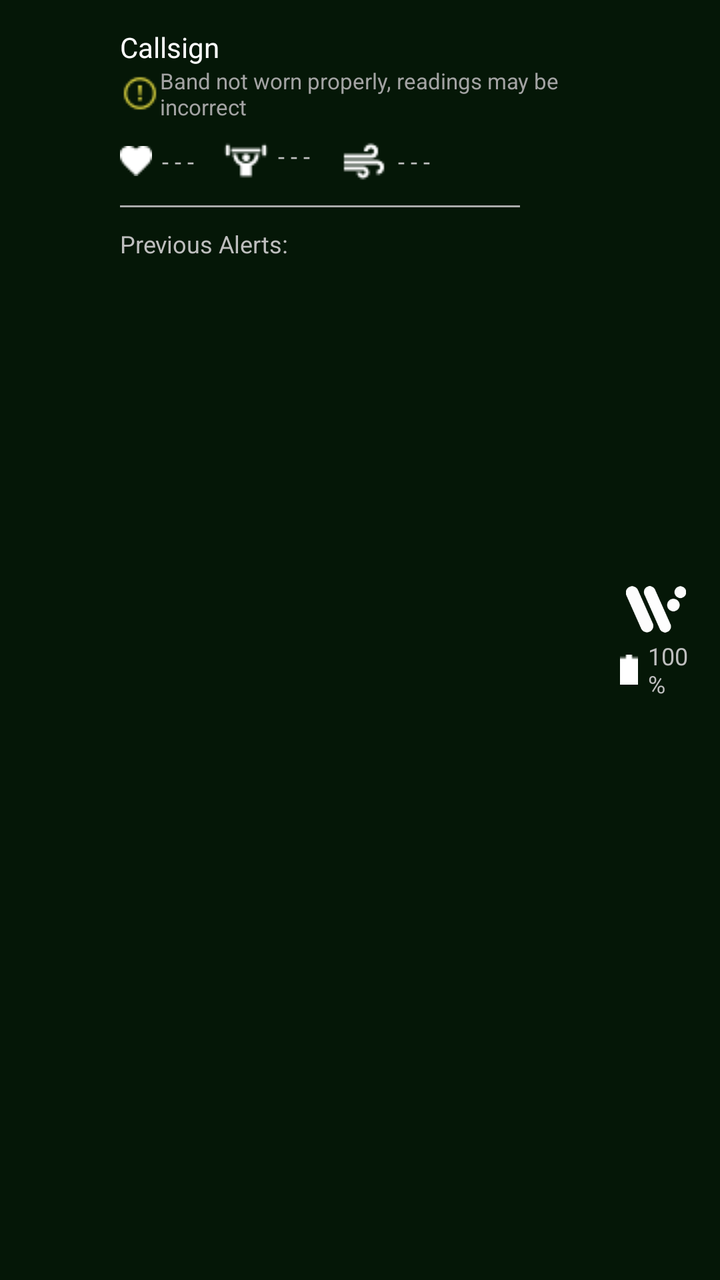
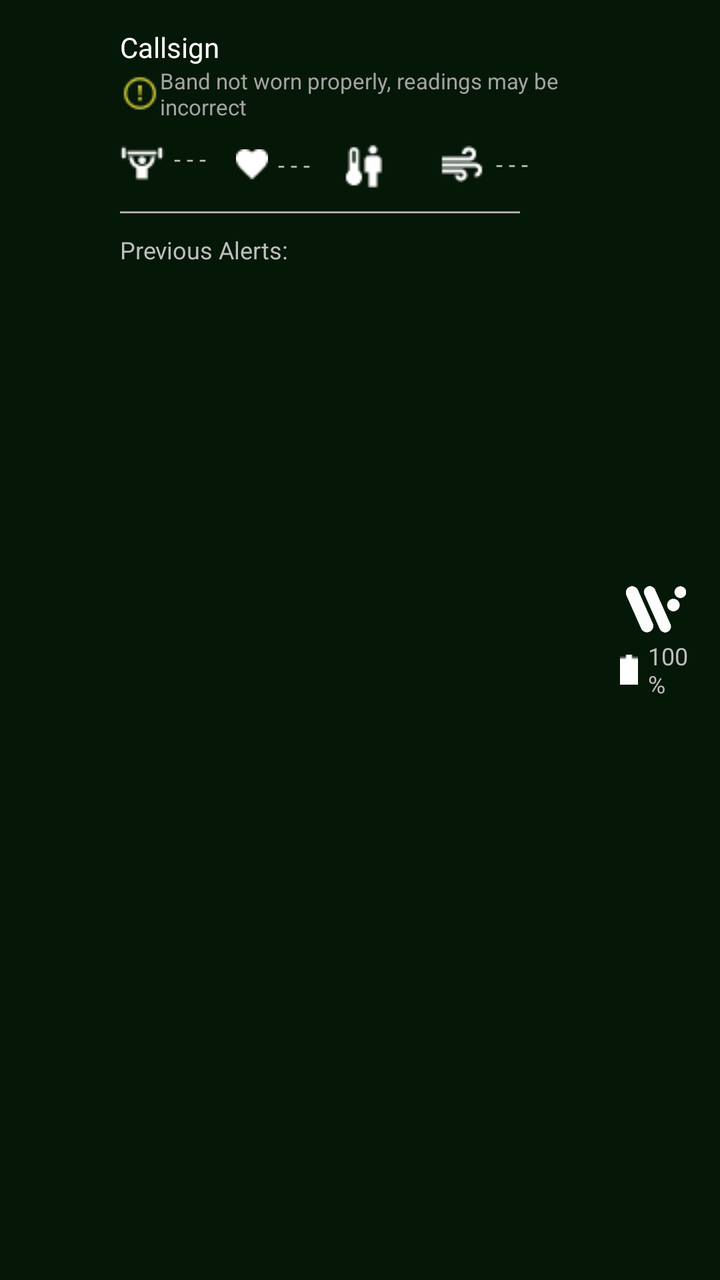

The first picture is an Android layout as it rendered before a commit; the second is the same layout after the commit. The layout source and the unified diff follow.
<!-- AndroidManifest.xml: application theme AppTheme -->
<!-- res/layout/custom_group_view.xml -->
<?xml version="1.0" encoding="utf-8"?>
<LinearLayout
    xmlns:android="http://schemas.android.com/apk/res/android"
    xmlns:tools="http://schemas.android.com/tools"
    android:layout_width="match_parent"
    android:layout_height="wrap_content"
    android:orientation="horizontal"
    android:paddingVertical="10dp"
    tools:ignore="UselessParent"
    android:background="@color/greenbg"
    style="@style/AppTheme">

    <ImageView
        android:id="@+id/alertIcon"
        android:layout_width="25dp"
        android:layout_height="25dp"
        android:layout_marginStart="25dp"
        android:layout_marginEnd="10dp"
        android:src="@drawable/danger"
        tools:ignore="ContentDescription"
        android:layout_gravity="center_vertical"
        android:visibility="invisible"/>

    <LinearLayout
        android:id="@+id/nameAndAlerts"
        android:layout_width="wrap_content"
        android:layout_height="wrap_content"
        android:orientation="vertical"
        android:layout_marginTop="4dp">

        <TextView
            android:id="@+id/textCallsign"
            android:layout_width="wrap_content"
            android:layout_height="wrap_content"
            android:textSize="14sp"
            android:text="Callsign"
            android:textColor="@color/white"
            tools:ignore="RtlHardcoded"/>

        <TextView
            android:id="@+id/textisFalsePositive"
            android:layout_width="250dp"
            android:layout_height="wrap_content"
            android:textSize="11sp"
            android:text="Band not worn properly, readings may be incorrect"
            android:textColor="@color/light_gray"
            tools:ignore="RtlHardcoded"
            android:paddingBottom="3dp"
            android:drawableStart="@drawable/isfalsepositive"
            android:visibility = "visible"/>

        <TextView
            android:id="@+id/textLastConnected"
            android:layout_width="wrap_content"
            android:layout_height="wrap_content"
            android:textSize="13sp"
            android:text="Last connected X minutes ago"
            android:textColor="@color/light_gray"
            tools:ignore="RtlHardcoded"
            android:paddingBottom="7dp"
            android:visibility="gone"/>

        <LinearLayout
            android:id="@+id/healthData"
            android:layout_width="wrap_content"
            android:layout_height="wrap_content"
            android:gravity="center_vertical"
            android:paddingTop="5dp">

            <TextView
                android:id="@+id/textHeartRate"
                android:layout_width="wrap_content"
                android:layout_height="wrap_content"
                android:textSize="12sp"
                tools:ignore="RtlHardcoded"
                android:text="- - -"
                android:layout_marginEnd="15dp"
                android:drawableStart="@drawable/heartrate"
                android:drawablePadding="5dp"/>

            <TextView
                android:id="@+id/textExertion"
                android:layout_width="wrap_content"
                android:layout_height="wrap_content"
                android:textSize="12sp"
                tools:ignore="RtlHardcoded"
                android:text="- - -"
                android:layout_marginEnd="15dp"
                android:drawableStart="@drawable/exertion"
                android:drawablePadding="5dp"/>
            <TextView
                android:id="@+id/textVo2"
                android:layout_width="wrap_content"
                android:layout_height="wrap_content"
                android:drawableStart="@drawable/vo2"
                android:text="- - -"
                android:textSize="12sp"
                tools:ignore="RtlHardcoded"
                android:gravity="center_vertical"
                android:drawablePadding="5dp"
                android:layout_toEndOf="@id/textHrlv"/>











        </LinearLayout>

        <RelativeLayout
            android:id="@+id/expandedHealthData"
            android:layout_width="wrap_content"
            android:layout_height="wrap_content"
            android:layout_marginTop="3dp"
            android:gravity="center_vertical"
            android:visibility="gone">

            <TextView
                android:id="@+id/textCaloricBurnRate"
                android:layout_width="wrap_content"
                android:layout_height="wrap_content"
                android:textSize="12sp"
                tools:ignore="RtlHardcoded"
                android:text="- - -"
                android:layout_marginEnd="15dp"
                android:drawableStart="@drawable/calories"
                android:drawablePadding="5dp"/>

            <TextView
                android:id="@+id/textHrlv"
                android:layout_width="wrap_content"
                android:layout_height="wrap_content"
                android:textSize="12sp"
                tools:ignore="RtlHardcoded"
                android:text="- - -"
                android:layout_marginEnd="15dp"
                android:drawableStart="@drawable/hrlv"
                android:drawablePadding="5dp"
                android:layout_toEndOf="@id/textCaloricBurnRate"/>













            <TextView
                android:id="@+id/textHrv"
                android:layout_width="wrap_content"
                android:layout_height="wrap_content"
                android:drawableStart="@drawable/hrv"
                android:text="- - -"
                android:textSize="12sp"
                tools:ignore="RtlHardcoded"
                android:drawablePadding="5dp"
                android:layout_marginTop="3dp"
                android:layout_below="@id/textCaloricBurnRate"/>
        </RelativeLayout>

        <LinearLayout
            android:layout_width="wrap_content"
            android:layout_height="wrap_content"
            android:id="@+id/previousAlert"
            android:layout_marginTop="10dp"
            android:orientation="vertical">
            <View
                android:layout_width="200dp"
                android:layout_height="1dp"
                android:background="@android:color/darker_gray"/>

            <TextView
                android:layout_width="wrap_content"
                android:layout_height="wrap_content"
                android:text="@string/previous_alerts"
                android:textSize="12sp"
                android:layout_marginTop="10dp"/>

        </LinearLayout>

    </LinearLayout>

    <RelativeLayout
        android:layout_width="wrap_content"
        android:layout_height="wrap_content"
        android:layout_gravity="center_vertical"
        android:layout_marginEnd="10dp"
        android:orientation="vertical">

        <ImageView
            android:id="@+id/iconWearableLogo"
            android:layout_width="30dp"
            android:layout_height="30dp"
            android:src="@drawable/wearos"
            android:layout_marginEnd="7dp"
            android:layout_alignParentEnd="true"/>

        <TextView
            android:id="@+id/textBattery"
            android:layout_width="wrap_content"
            android:layout_height="wrap_content"
            android:textSize="12sp"
            android:text="100%"
            tools:ignore="RtlHardcoded"
            android:layout_below="@id/iconWearableLogo"
            android:layout_alignParentEnd="true"
            android:drawableStart="@drawable/battery"
            android:drawablePadding="5dp"/>


    </RelativeLayout>





</LinearLayout>
<!-- resources referenced by this layout -->
<resources>
  <color name="greenbg">#202BB73B</color>
  <color name="light_gray">#A3A3A3</color>
  <color name="white">#ffffff</color>
  <!-- drawable battery: png bitmap (drawable, 158 bytes) -->
  <!-- drawable calories: png bitmap (drawable, 372 bytes) -->
  <!-- drawable danger: png bitmap (drawable, 1175 bytes) -->
  <!-- drawable exertion: png bitmap (drawable, 379 bytes) -->
  <!-- drawable heartrate: png bitmap (drawable, 255 bytes) -->
  <!-- drawable hrlv: png bitmap (drawable, 381 bytes) -->
  <!-- drawable hrv: png bitmap (drawable, 371 bytes) -->
  <!-- drawable isfalsepositive: png bitmap (drawable, 552 bytes) -->
  <!-- drawable vo2: png bitmap (drawable, 362 bytes) -->
  <!-- drawable wearos: png bitmap (drawable, 4659 bytes) -->
  <string name="previous_alerts">Previous Alerts:</string>
  <style name="AppTheme" parent="@android:style/Theme.Holo">
          <item name="android:buttonStyle">@android:style/Widget.Button</item>
          <item name="android:imageButtonStyle">@android:style/Widget.Button</item>
          <item name="android:buttonStyleToggle">@android:style/Widget.Button</item>
          <item name="android:spinnerStyle">@style/ATAKSpinner</item>
          <item name="android:spinnerItemStyle">@style/ATAKSpinnerItem</item>
          <item name="android:editTextStyle">@style/ATAKEditText</item>
      </style>
  <style name="ATAKSpinner" parent="@android:style/Widget.Spinner">
          <item name="android:spinnerMode">dialog</item>
      </style>
  <style name="ATAKSpinnerItem" parent="@style/AppTheme">
          <item name="android:textColor">@android:color/black</item>
      </style>
  <style name="ATAKEditText" parent="@android:style/Widget.EditText">
          
          
  
          
          <item name="android:imeOptions">flagNoFullscreen</item>
      </style>
</resources>

<!-- the commit's change to res/layout/custom_group_view.xml (unified diff, before → after) -->
@@ -68,6 +68,17 @@
             android:paddingTop="5dp">
 
             <TextView
+                android:id="@+id/textExertion"
+                android:layout_width="wrap_content"
+                android:layout_height="wrap_content"
+                android:textSize="12sp"
+                tools:ignore="RtlHardcoded"
+                android:text="- - -"
+                android:layout_marginEnd="15dp"
+                android:drawableStart="@drawable/exertion"
+                android:drawablePadding="5dp"/>
+
+            <TextView
                 android:id="@+id/textHeartRate"
                 android:layout_width="wrap_content"
                 android:layout_height="wrap_content"
@@ -77,17 +88,16 @@
                 android:layout_marginEnd="15dp"
                 android:drawableStart="@drawable/heartrate"
                 android:drawablePadding="5dp"/>
-
-            <TextView
-                android:id="@+id/textExertion"
-                android:layout_width="wrap_content"
-                android:layout_height="wrap_content"
-                android:textSize="12sp"
-                tools:ignore="RtlHardcoded"
-                android:text="- - -"
-                android:layout_marginEnd="15dp"
-                android:drawableStart="@drawable/exertion"
-                android:drawablePadding="5dp"/>
+            <TextView
+                android:id="@+id/textCoreBodyTemp"
+                android:layout_width="wrap_content"
+                android:layout_height="wrap_content"
+                android:textSize="12sp"
+                android:layout_marginEnd="15dp"
+                android:drawableStart="@drawable/corebodytemp"
+                android:contentDescription="@string/skin_temperature"
+                android:drawablePadding="5dp"/>
+
             <TextView
                 android:id="@+id/textVo2"
                 android:layout_width="wrap_content"
<!-- resource entries referenced after the edit -->
@@ -5,6 +5,7 @@
   <color name="white">#ffffff</color>
   <!-- drawable battery: png bitmap (drawable, 158 bytes) -->
   <!-- drawable calories: png bitmap (drawable, 372 bytes) -->
+  <!-- drawable corebodytemp: png bitmap (drawable, 384 bytes) -->
   <!-- drawable danger: png bitmap (drawable, 1175 bytes) -->
   <!-- drawable exertion: png bitmap (drawable, 379 bytes) -->
   <!-- drawable heartrate: png bitmap (drawable, 255 bytes) -->
@@ -14,6 +15,7 @@
   <!-- drawable vo2: png bitmap (drawable, 362 bytes) -->
   <!-- drawable wearos: png bitmap (drawable, 4659 bytes) -->
   <string name="previous_alerts">Previous Alerts:</string>
+  <string name="skin_temperature">Skin Temperature</string>
   <style name="AppTheme" parent="@android:style/Theme.Holo">
           <item name="android:buttonStyle">@android:style/Widget.Button</item>
           <item name="android:imageButtonStyle">@android:style/Widget.Button</item>
